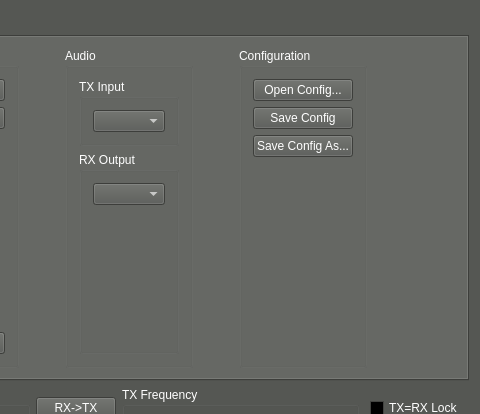
kb1vc/SoDaRadio, file qtgui/mainwindow.ui: the form before one commit; both pictures show x 800 to 1280 and y 0 to 414 of the 1280 by 810 pixel window.
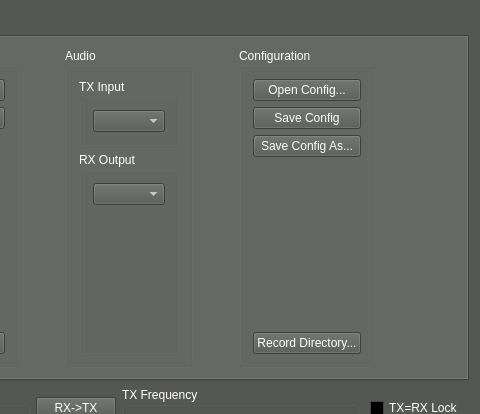
The form after the commit. The open tabs and pages were chosen to show the change. Icons and pictures are not drawn. Custom widgets are drawn as their Qt base class.

Commit message:
Improvements to the "status" tab -- cleaned up start-time so it doesn't print milliseconds.
cleaned up PTT signal to transmit time display.

Diff of the .ui file:
```diff
--- a/qtgui/mainwindow.ui
+++ b/qtgui/mainwindow.ui
@@ -1215,6 +1215,16 @@
                </property>
               </spacer>
              </item>
+             <item>
+              <widget class="QPushButton" name="recDir_btn">
+               <property name="toolTip">
+                <string>Destination directory for audio recordings</string>
+               </property>
+               <property name="text">
+                <string>Record Directory...</string>
+               </property>
+              </widget>
+             </item>
             </layout>
            </widget>
           </item>
```
Left out of the diff: 2 changed lines with no effect on the pictures. The commit also changes 2 other files.
